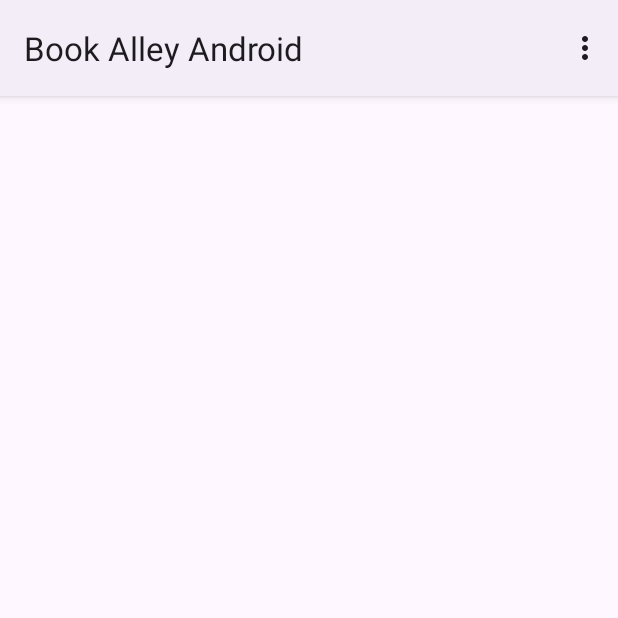
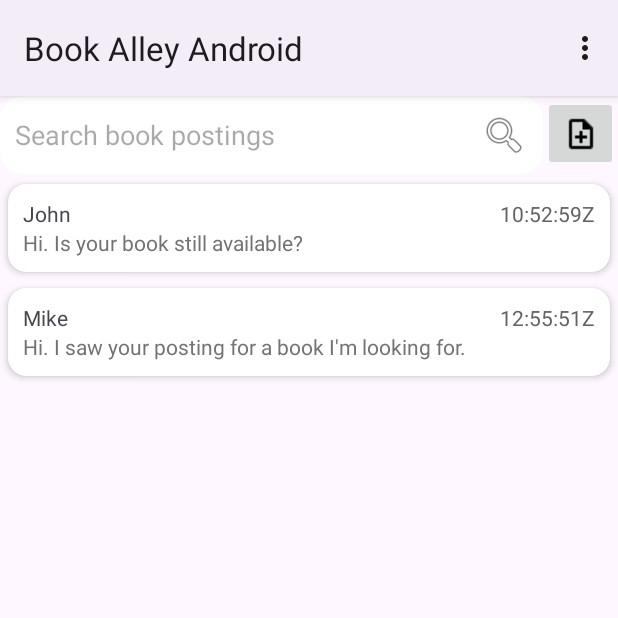
Before and after one commit to Minh-BuiQuang/CSIS-4495-BookAlley, an Android app: the MainActivity screen opened directly, with no data from a screen before it, on a phone screen of 412 x 824 dp, the top half of it. Run offline under Robolectric (Android 15) with nearby library versions, the phone set to English and light mode, and no system bars; our stand-ins replace Volley; network calls fail.

Commit message:
Add Models and Activities navigation for Conversations

```diff
--- a/BookAlleyAndroid/app/src/main/java/com/example/bookalleyandroid/MainActivity.java
+++ b/BookAlleyAndroid/app/src/main/java/com/example/bookalleyandroid/Activities/MainActivity.java
@@ -1,7 +1,8 @@
-package com.example.bookalleyandroid;
+package com.example.bookalleyandroid.Activities;
 
 import androidx.annotation.NonNull;
 import androidx.appcompat.app.AppCompatActivity;
+import androidx.recyclerview.widget.LinearLayoutManager;
 
 import android.content.Context;
 import android.content.Intent;
@@ -17,18 +18,24 @@ import com.android.volley.Request;
 import com.android.volley.RequestQueue;
 import com.android.volley.Response;
 import com.android.volley.toolbox.JsonObjectRequest;
+import com.example.bookalleyandroid.Models.Conversation;
+import com.example.bookalleyandroid.Models.Message;
+import com.example.bookalleyandroid.R;
+import com.example.bookalleyandroid.RecyclerViews.ConversationAdapter;
 import com.example.bookalleyandroid.Utilities.VolleySingleton;
 import com.example.bookalleyandroid.databinding.ActivityMainBinding;
 
 import org.json.JSONObject;
 
-import java.util.HashMap;
-import java.util.Map;
+import java.time.OffsetDateTime;
+import java.util.ArrayList;
+import java.util.UUID;
 
 public class MainActivity extends AppCompatActivity {
 
     ActivityMainBinding binding;
     private RequestQueue requestQueue;
+    ArrayList<Conversation> conversations = new ArrayList<>();
 
     @Override
     protected void onCreate(Bundle savedInstanceState) {
@@ -38,6 +45,37 @@ public class MainActivity extends AppCompatActivity {
         requestQueue = VolleySingleton.getInstance(this).getRequestQueue();
 
         validateSessionToken();
+
+        binding.conversationRecyclerView.setLayoutManager(new LinearLayoutManager(this));
+        //Mock up conversation
+
+        conversations.add(new Conversation(){
+            {
+                Id = UUID.randomUUID().toString();
+                PosterName = "John";
+                Messages.add(new Message(){
+                    {
+                        Content = "Hi. Is your book still available?";
+                        TimeStamp = OffsetDateTime.parse("2017-07-15T10:52:59Z");
+                    }
+                });
+            }
+        });
+        conversations.add(new Conversation(){
+            {
+                Id = UUID.randomUUID().toString();
+                PosterName = "Mike";
+                Messages.add(new Message(){
+                    {
+                        Content = "Hi. I saw your posting for a book I'm looking for.";
+                        TimeStamp = OffsetDateTime.parse("2017-07-15T12:55:51Z");
+                    }
+                });
+            }
+        });
+        ConversationAdapter adapter = new ConversationAdapter(MainActivity.this, conversations);
+        binding.conversationRecyclerView.setAdapter(adapter);
+        adapter.notifyDataSetChanged();
     }
 
     @Override
--- /dev/null
+++ b/BookAlleyAndroid/app/src/main/java/com/example/bookalleyandroid/Activities/MessageActivity.java
@@ -0,0 +1,18 @@
+package com.example.bookalleyandroid.Activities;
+
+import androidx.appcompat.app.AppCompatActivity;
+
+import android.os.Bundle;
+
+import com.example.bookalleyandroid.R;
+import com.example.bookalleyandroid.databinding.ActivityMessageBinding;
+
+public class MessageActivity extends AppCompatActivity {
+    ActivityMessageBinding binding;
+    @Override
+    protected void onCreate(Bundle savedInstanceState) {
+        super.onCreate(savedInstanceState);
+        binding = ActivityMessageBinding.inflate(getLayoutInflater());
+        setContentView(binding.getRoot());
+    }
+}
--- /dev/null
+++ b/BookAlleyAndroid/app/src/main/java/com/example/bookalleyandroid/Activities/PostingActivity.java
@@ -0,0 +1,16 @@
+package com.example.bookalleyandroid.Activities;
+
+import androidx.appcompat.app.AppCompatActivity;
+
+import android.os.Bundle;
+
+import com.example.bookalleyandroid.R;
+
+public class PostingActivity extends AppCompatActivity {
+
+    @Override
+    protected void onCreate(Bundle savedInstanceState) {
+        super.onCreate(savedInstanceState);
+        setContentView(R.layout.activity_posting);
+    }
+}
--- /dev/null
+++ b/BookAlleyAndroid/app/src/main/java/com/example/bookalleyandroid/Models/Conversation.java
@@ -0,0 +1,12 @@
+package com.example.bookalleyandroid.Models;
+
+import java.util.ArrayList;
+
+public class Conversation {
+    public String Id;
+    public String PosterName;
+    public String PosterId;
+    public String FinderName;
+    public String FinderId;
+    public ArrayList<Message> Messages = new ArrayList<>();
+}
--- /dev/null
+++ b/BookAlleyAndroid/app/src/main/java/com/example/bookalleyandroid/Models/Message.java
@@ -0,0 +1,11 @@
+package com.example.bookalleyandroid.Models;
+
+import java.time.OffsetDateTime;
+
+public class Message {
+    public String Id;
+    public String ConversationId;
+    public OffsetDateTime TimeStamp;
+    public String Content;
+    public int Source;
+}
--- /dev/null
+++ b/BookAlleyAndroid/app/src/main/java/com/example/bookalleyandroid/RecyclerViews/ConversationAdapter.java
@@ -0,0 +1,76 @@
+package com.example.bookalleyandroid.RecyclerViews;
+
+import android.content.Context;
+import android.content.Intent;
+import android.view.LayoutInflater;
+import android.view.View;
+import android.view.ViewGroup;
+import android.widget.TextView;
+
+import androidx.annotation.NonNull;
+import androidx.recyclerview.widget.RecyclerView;
+import androidx.cardview.widget.CardView;
+
+import com.example.bookalleyandroid.Activities.MessageActivity;
+import com.example.bookalleyandroid.Models.Conversation;
+import com.example.bookalleyandroid.R;
+
+import java.text.SimpleDateFormat;
+import java.time.format.DateTimeFormatter;
+import java.util.ArrayList;
+import java.util.Date;
+
+public class ConversationAdapter extends RecyclerView.Adapter<ConversationAdapter.ViewHolder> {
+    ArrayList<Conversation> conversations;
+    Context context;
+    public ConversationAdapter(Context context, ArrayList<Conversation> conversations) {
+        this.conversations = conversations;
+        this.context = context;
+    }
+
+    @NonNull
+    @Override
+    public ConversationAdapter.ViewHolder onCreateViewHolder(@NonNull ViewGroup parent, int viewType) {
+        View view = LayoutInflater.from(context).inflate(R.layout.conversation_line, parent, false);
+        return new ViewHolder(view);
+    }
+
+    @Override
+    public void onBindViewHolder(@NonNull ConversationAdapter.ViewHolder holder, int position) {
+        Conversation conversation = conversations.get(position);
+        String conversationId = conversation.Id;
+        holder.nameTextView.setText(conversation.PosterName);
+        holder.lastMessageTextView.setText(conversation.Messages.get(0).Content);
+
+        DateTimeFormatter formatter = DateTimeFormatter.ISO_TIME;
+        String dateString = formatter.format(conversation.Messages.get(0).TimeStamp);
+        holder.timeStampTextView.setText(dateString);
+
+        holder.view.setOnClickListener(new View.OnClickListener() {
+            @Override
+            public void onClick(View v) {
+                Intent i = new Intent(context, MessageActivity.class);
+                i.putExtra("CONVERSATION_ID", conversationId);
+                context.startActivity(i);
+            }
+        });
+    }
+
+    @Override
+    public int getItemCount() {
+        return conversations.size();
+    }
+
+    public class ViewHolder extends RecyclerView.ViewHolder {
+        View view;
+        TextView nameTextView, lastMessageTextView, timeStampTextView;
+
+        public ViewHolder(@NonNull View itemView) {
+            super(itemView);
+            view = itemView;
+            nameTextView = view.findViewById(R.id.nameTextView);
+            lastMessageTextView = view.findViewById(R.id.messageTextView);
+            timeStampTextView = view.findViewById(R.id.timeStampTextView);
+        }
+    }
+}
--- /dev/null
+++ b/BookAlleyAndroid/app/src/main/res/drawable/rounded_edittext.xml
@@ -0,0 +1,13 @@
+<?xml version="1.0" encoding="utf-8"?>
+<!--  res/drawable/rounded_edittext.xml -->
+<shape xmlns:android="http://schemas.android.com/apk/res/android"
+    android:shape="rectangle"
+    android:padding="10dp">
+
+    <solid android:color="#FFFFFF" />
+    <corners
+        android:bottomRightRadius="15dp"
+        android:bottomLeftRadius="15dp"
+        android:topLeftRadius="15dp"
+        android:topRightRadius="15dp" />
+</shape>
--- a/BookAlleyAndroid/app/src/main/res/layout/activity_main.xml
+++ b/BookAlleyAndroid/app/src/main/res/layout/activity_main.xml
@@ -4,4 +4,39 @@
     xmlns:tools="http://schemas.android.com/tools"
     android:layout_width="match_parent"
     android:layout_height="match_parent"
-    tools:context=".MainActivity"/>
+    tools:context=".Activities.MainActivity">
+
+    <EditText
+        android:id="@+id/bookSearchEditText"
+        android:layout_width="0dp"
+        android:layout_height="wrap_content"
+        android:layout_marginBottom="1dp"
+        android:background="@drawable/rounded_edittext"
+        android:drawableRight="@android:drawable/ic_menu_search"
+        android:ems="10"
+        android:hint="Search book postings"
+        android:inputType="text"
+        android:padding="10dp"
+        app:layout_constraintBottom_toTopOf="@+id/conversationRecyclerView"
+        app:layout_constraintEnd_toStartOf="@+id/imageButton"
+        app:layout_constraintStart_toStartOf="parent"
+        app:layout_constraintTop_toTopOf="parent" />
+
+    <ImageButton
+        android:id="@+id/imageButton"
+        android:layout_width="50dp"
+        android:layout_height="50dp"
+        android:src="@drawable/add_post"
+        app:layout_constraintEnd_toEndOf="parent"
+        app:layout_constraintTop_toTopOf="parent" />
+
+    <androidx.recyclerview.widget.RecyclerView
+        android:id="@+id/conversationRecyclerView"
+        android:layout_width="0dp"
+        android:layout_height="0dp"
+        app:layout_constraintBottom_toBottomOf="parent"
+        app:layout_constraintEnd_toEndOf="parent"
+        app:layout_constraintHorizontal_bias="0.0"
+        app:layout_constraintStart_toStartOf="parent"
+        app:layout_constraintTop_toBottomOf="@+id/bookSearchEditText" />
+</androidx.constraintlayout.widget.ConstraintLayout>
--- /dev/null
+++ b/BookAlleyAndroid/app/src/main/res/layout/activity_message.xml
@@ -0,0 +1,9 @@
+<?xml version="1.0" encoding="utf-8"?>
+<androidx.constraintlayout.widget.ConstraintLayout xmlns:android="http://schemas.android.com/apk/res/android"
+    xmlns:app="http://schemas.android.com/apk/res-auto"
+    xmlns:tools="http://schemas.android.com/tools"
+    android:layout_width="match_parent"
+    android:layout_height="match_parent"
+    tools:context=".Activities.MessageActivity">
+
+</androidx.constraintlayout.widget.ConstraintLayout>
--- /dev/null
+++ b/BookAlleyAndroid/app/src/main/res/layout/activity_posting.xml
@@ -0,0 +1,9 @@
+<?xml version="1.0" encoding="utf-8"?>
+<androidx.constraintlayout.widget.ConstraintLayout xmlns:android="http://schemas.android.com/apk/res/android"
+    xmlns:app="http://schemas.android.com/apk/res-auto"
+    xmlns:tools="http://schemas.android.com/tools"
+    android:layout_width="match_parent"
+    android:layout_height="match_parent"
+    tools:context=".Activities.PostingActivity">
+
+</androidx.constraintlayout.widget.ConstraintLayout>
--- a/BookAlleyAndroid/app/src/main/res/layout/activity_sign_in.xml
+++ b/BookAlleyAndroid/app/src/main/res/layout/activity_sign_in.xml
@@ -5,7 +5,7 @@
     android:layout_width="match_parent"
     android:layout_height="match_parent"
     android:background="@drawable/bookstack"
-    tools:context=".SignInActivity">
+    tools:context=".Activities.SignInActivity">
 
     <Button
         android:id="@+id/confirmButton"
--- /dev/null
+++ b/BookAlleyAndroid/app/src/main/res/layout/conversation_line.xml
@@ -0,0 +1,48 @@
+<?xml version="1.0" encoding="utf-8"?>
+<androidx.cardview.widget.CardView xmlns:android="http://schemas.android.com/apk/res/android"
+    xmlns:app="http://schemas.android.com/apk/res-auto"
+    xmlns:tools="http://schemas.android.com/tools"
+    android:id="@+id/card_view"
+    android:layout_width="match_parent"
+    android:layout_height="wrap_content"
+    android:layout_margin="5dp"
+    app:cardCornerRadius="12dp"
+    app:cardElevation="3dp"
+    app:contentPadding="10dp">
+
+    <androidx.constraintlayout.widget.ConstraintLayout
+        android:layout_width="match_parent"
+        android:layout_height="wrap_content">
+
+        <TextView
+            android:id="@+id/nameTextView"
+            android:layout_width="0dp"
+            android:layout_height="wrap_content"
+            android:text="John"
+            app:layout_constraintEnd_toStartOf="@+id/timeStampTextView"
+            app:layout_constraintStart_toStartOf="parent"
+            app:layout_constraintTop_toTopOf="parent" />
+
+        <TextView
+            android:id="@+id/timeStampTextView"
+            android:layout_width="wrap_content"
+            android:layout_height="wrap_content"
+            android:text="10/20/2023"
+            android:textColor="#636363"
+            app:layout_constraintEnd_toEndOf="parent"
+            app:layout_constraintTop_toTopOf="parent" />
+
+        <TextView
+            android:id="@+id/messageTextView"
+            android:layout_width="0dp"
+            android:layout_height="wrap_content"
+            android:ellipsize="end"
+            android:maxLines="1"
+            android:text="Hey, is your book still available?"
+            android:textColor="#737373"
+            app:layout_constraintEnd_toEndOf="parent"
+            app:layout_constraintStart_toStartOf="parent"
+            app:layout_constraintTop_toBottomOf="@+id/nameTextView" />
+    </androidx.constraintlayout.widget.ConstraintLayout>
+
+</androidx.cardview.widget.CardView>
```
Also changed, not shown: BookAlleyAndroid/app/src/main/AndroidManifest.xml (+10 -2 lines), BookAlleyAndroid/app/src/main/java/com/example/bookalleyandroid/Activities/SignInActivity.java (renamed from BookAlleyAndroid/app/src/main/java/com/example/bookalleyandroid/SignInActivity.java, +2 -6 lines), BookAlleyAndroid/app/src/main/res/drawable/add_post.png (added).
